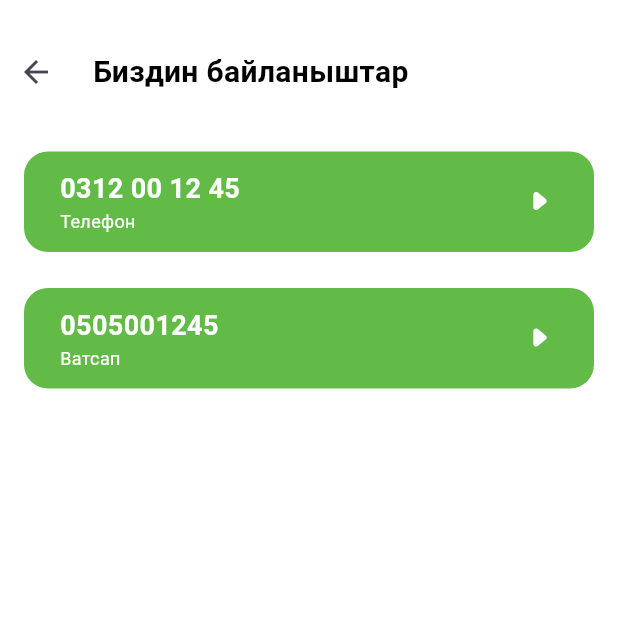
After one commit to omurbekuulu/agro, a Flutter app: the CommunicatePage screen opened directly, on a phone screen of 412 x 824 dp, the top half of it. The commit adds this screen. Run offline on Flutter 3.47's test engine with Material 3 defaults, Android fonts, the phone set to English and light mode, and no system bars; our stand-ins replace bloc, buttons_tabbar, flutter_bloc, flutter_svg; Roboto replaces fonts that are missing (Monserrat); project files that could hold a hidden picture were left out.

Commit message:
added profil_data, change_diraction and communicate pages UI

```diff
--- a/lib/main.dart
+++ b/lib/main.dart
@@ -1,4 +1,4 @@
-import 'package:agro/presentation/pages/landing/landing_page.dart';
+import 'package:agro/presentation/pages/sign_in_page.dart';
 import 'package:agro/presentation/theme/theme.dart';
 import 'package:flutter/material.dart';
 
@@ -18,7 +18,7 @@ class MyApp extends StatelessWidget {
       theme: theme.light(),
       themeMode: ThemeMode.light,
       debugShowCheckedModeBanner: false,
-      home: const LandingPage(),
+      home: const SignInPage(),
     );
   }
 }
--- /dev/null
+++ b/lib/presentation/pages/communicate/communicate_page.dart
@@ -0,0 +1,93 @@
+import 'package:agro/presentation/theme/theme.dart';
+import 'package:agro/presentation/uikit/customAppBarWithBack.dart';
+import 'package:flutter/material.dart';
+import 'package:flutter_svg/flutter_svg.dart';
+
+class CommunicatePage extends StatelessWidget {
+  const CommunicatePage({super.key});
+
+  @override
+  Widget build(BuildContext context) {
+    final typography = Theme.of(context).appTypography;
+    final colors = Theme.of(context).appColors;
+
+    return Scaffold(
+      body: SafeArea(
+        child: Column(
+          crossAxisAlignment: CrossAxisAlignment.start,
+          children: [
+            customAppBarWithBack(context, title: 'Биздин байланыштар'),
+            const SizedBox(height: 29),
+            Padding(
+              padding: const EdgeInsets.symmetric(horizontal: 16),
+              child: Column(
+                crossAxisAlignment: CrossAxisAlignment.start,
+                children: [
+                  Container(
+                    decoration: BoxDecoration(
+                      color: colors.secondary1,
+                      borderRadius: BorderRadius.circular(16),
+                    ),
+                    padding: const EdgeInsets.symmetric(
+                        horizontal: 24, vertical: 12),
+                    child: Row(
+                      mainAxisAlignment: MainAxisAlignment.spaceBetween,
+                      children: [
+                        Column(
+                          crossAxisAlignment: CrossAxisAlignment.start,
+                          children: [
+                            Text(
+                              '0312 00 12 45',
+                              style: typography.h3.semiBold
+                                  .copyWith(color: colors.background),
+                            ),
+                            Text(
+                              'Телефон',
+                              style: typography.p3.regular
+                                  .copyWith(color: colors.background),
+                            ),
+                          ],
+                        ),
+                        SvgPicture.asset('assets/arrow-right-fill-icon.svg')
+                      ],
+                    ),
+                  ),
+                  const SizedBox(height: 24),
+                  Container(
+                    decoration: BoxDecoration(
+                      color: colors.secondary1,
+                      borderRadius: BorderRadius.circular(16),
+                    ),
+                    padding: const EdgeInsets.symmetric(
+                        horizontal: 24, vertical: 12),
+                    child: Row(
+                      mainAxisAlignment: MainAxisAlignment.spaceBetween,
+                      children: [
+                        Column(
+                          crossAxisAlignment: CrossAxisAlignment.start,
+                          children: [
+                            Text(
+                              '0505001245',
+                              style: typography.h3.semiBold
+                                  .copyWith(color: colors.background),
+                            ),
+                            Text(
+                              'Ватсап',
+                              style: typography.p3.regular
+                                  .copyWith(color: colors.background),
+                            ),
+                          ],
+                        ),
+                        SvgPicture.asset('assets/arrow-right-fill-icon.svg')
+                      ],
+                    ),
+                  ),
+                ],
+              ),
+            ),
+          ],
+        ),
+      ),
+    );
+  }
+}
--- a/lib/presentation/pages/home/widgets/breed_tab_bar_view_widget.dart
+++ b/lib/presentation/pages/home/widgets/breed_tab_bar_view_widget.dart
@@ -57,7 +57,7 @@ Widget breedTabBarViewWidget(BuildContext context) {
                       builder: (context) => const ExpensePage(),
                     ));
                   },
-                  child: Image.asset('assets/add_icon.png'),
+                  child: Image.asset('assets/add-icon.png'),
                 )
               ],
             ),
@@ -81,7 +81,7 @@ Widget breedTabBarViewWidget(BuildContext context) {
                       builder: (context) => const IncomePage(),
                     ));
                   },
-                  child: Image.asset('assets/add_icon.png'),
+                  child: Image.asset('assets/add-icon.png'),
                 )
               ],
             ),
--- a/lib/presentation/theme/theme.dart
+++ b/lib/presentation/theme/theme.dart
@@ -70,7 +70,7 @@ class AppTheme {
       filledButtonTheme: FilledButtonThemeData(
         style: FilledButton.styleFrom(
           backgroundColor: _appColors.primary,
-          textStyle: _typography.p1.bold.copyWith(color: _appColors.background),
+          textStyle: _typography.h3.bold.copyWith(color: _appColors.background),
           minimumSize: const Size.fromHeight(50),
           shape: RoundedRectangleBorder(
             borderRadius: BorderRadius.circular(16),
--- /dev/null
+++ b/lib/presentation/uikit/customAppBarWithBack.dart
@@ -0,0 +1,26 @@
+import 'package:agro/presentation/theme/theme.dart';
+import 'package:flutter/material.dart';
+
+Widget customAppBarWithBack(BuildContext context, {required String title}) {
+  final typography = Theme.of(context).appTypography;
+
+  return Column(
+    children: [
+      const SizedBox(height: 24),
+      Row(
+        children: [
+          BackButton(
+            onPressed: () {
+              Navigator.of(context).pop();
+            },
+          ),
+          const SizedBox(width: 14),
+          Text(
+            title,
+            style: typography.h2.bold,
+          )
+        ],
+      ),
+    ],
+  );
+}
```
Also changed, not shown: lib/presentation/pages/activity_page.dart (+12 -12 lines), lib/presentation/pages/calculator/calculator_page.dart (+50 -3 lines), lib/presentation/pages/change_diraction/change_diraction_page.dart (added, +69 -0 lines), lib/presentation/pages/expense_page.dart (+15 -7 lines), lib/presentation/pages/income_page.dart (+15 -7 lines), lib/presentation/pages/profil/profil_page.dart (+49 -10 lines), lib/presentation/pages/profil/widgets/custom_tile_widget.dart (+12 -3 lines), lib/presentation/pages/profil_data/profil_data_page.dart (added, +85 -0 lines), lib/presentation/uikit/customTextFormField.dart (+8 -2 lines), pubspec.yaml (+17 -14 lines), assets/add-icon-green.svg (renamed from assets/plus-icon.svg), assets/add-icon.png (renamed from assets/add_icon.png), assets/arrow-right-fill-icon.svg (added), assets/radio-button-icon.svg (added).
